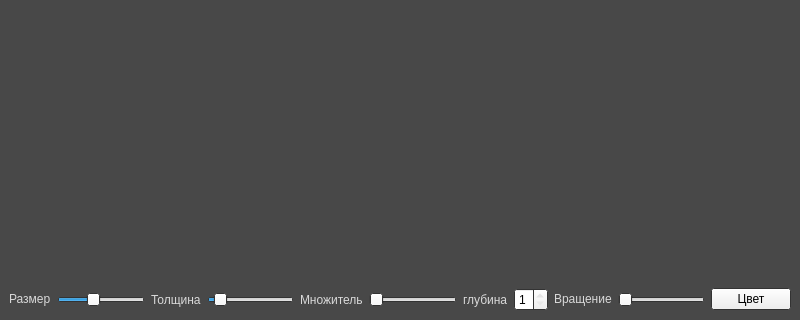
Old version of the form problems/sprint2/snowflakes-2/submission/winterwindow.ui in the repository kiselevm2023/cpp-qt; both pictures show x 0 to 800 and y 280 to 600 of the 800 by 600 pixel window.
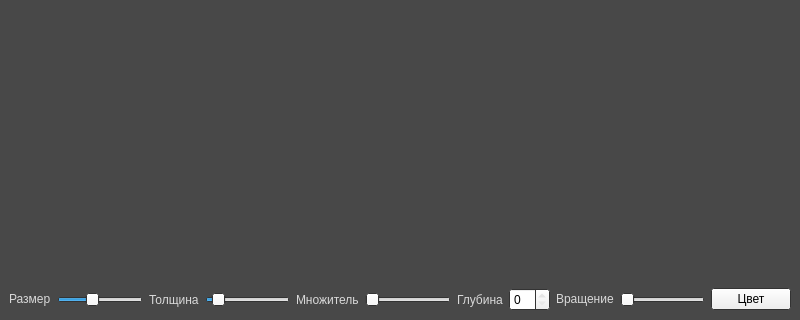
New version of the form.

The edit to the form file:
```diff
--- a/problems/sprint2/snowflakes-2/submission/winterwindow.ui
+++ b/problems/sprint2/snowflakes-2/submission/winterwindow.ui
@@ -202,15 +202,6 @@
       </item>
       <item alignment="Qt::AlignVCenter">
        <widget class="QSlider" name="sld_size">
-        <property name="enabled">
-         <bool>true</bool>
-        </property>
-        <property name="minimumSize">
-         <size>
-          <width>0</width>
-          <height>15</height>
-         </size>
-        </property>
         <property name="minimum">
          <number>1</number>
         </property>
@@ -221,13 +212,7 @@
          <number>100</number>
         </property>
         <property name="orientation">
-         <enum>Qt::Horizontal</enum>
-        </property>
-        <property name="tickPosition">
-         <enum>QSlider::NoTicks</enum>
-        </property>
-        <property name="tickInterval">
-         <number>0</number>
+         <enum>Qt::Orientation::Horizontal</enum>
         </property>
        </widget>
       </item>
@@ -240,12 +225,6 @@
       </item>
       <item>
        <widget class="QSlider" name="sld_line">
-        <property name="minimumSize">
-         <size>
-          <width>0</width>
-          <height>15</height>
-         </size>
-        </property>
         <property name="minimum">
          <number>1</number>
         </property>
@@ -269,45 +248,29 @@
       </item>
       <item>
        <widget class="QSlider" name="sld_factor">
-        <property name="minimumSize">
-         <size>
-          <width>0</width>
-          <height>15</height>
-         </size>
+        <property name="minimum">
+         <number>1</number>
         </property>
         <property name="maximum">
-         <number>10</number>
-        </property>
-        <property name="singleStep">
-         <number>1</number>
-        </property>
-        <property name="pageStep">
-         <number>1</number>
-        </property>
-        <property name="value">
-         <number>0</number>
+         <number>5</number>
         </property>
         <property name="orientation">
-         <enum>Qt::Horizontal</enum>
+         <enum>Qt::Orientation::Horizontal</enum>
+        </property>
+        <property name="tickInterval">
+         <number>0</number>
         </property>
        </widget>
       </item>
       <item>
        <widget class="QLabel" name="label_4">
         <property name="text">
-         <string>глубина</string>
+         <string>Глубина</string>
         </property>
        </widget>
       </item>
       <item>
-       <widget class="QSpinBox" name="spin_depth">
-        <property name="minimum">
-         <number>1</number>
-        </property>
-        <property name="maximum">
-         <number>5</number>
-        </property>
-       </widget>
+       <widget class="QSpinBox" name="spin_depth"/>
       </item>
       <item alignment="Qt::AlignVCenter">
        <widget class="QLabel" name="label_5">
@@ -318,12 +281,6 @@
       </item>
       <item>
        <widget class="QSlider" name="sld_rotation">
-        <property name="minimumSize">
-         <size>
-          <width>0</width>
-          <height>15</height>
-         </size>
-        </property>
         <property name="maximum">
          <number>360</number>
         </property>
```
Left out of the diff: 12 changed lines with no effect on the pictures.
